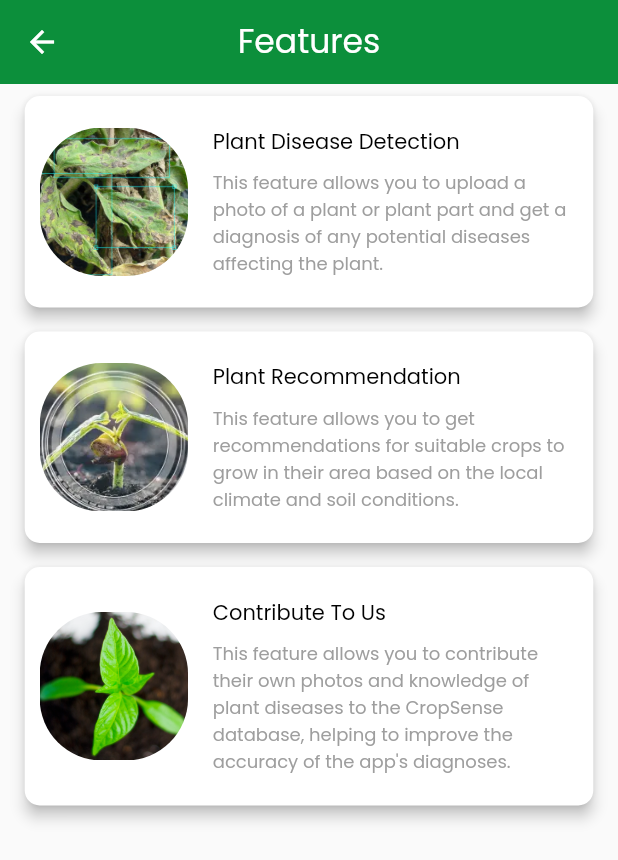
After one commit to manas-04/cropSense, a Flutter app: the FeaturePage screen opened by its route, on a phone screen of 412 x 824 dp. The commit adds this screen. Shown: the top 860 px of the screen. Run offline on Flutter 3.47's test engine with Material 2 defaults, Android fonts, the phone set to English and light mode, and no system bars; drawn by our look-alikes of auto_size_text; our stand-ins replace animated_text_kit, bloc, carousel_slider, csc_picker, dio, equatable and 5 more; missing offline and left inert: flutter_animated_button.

Commit message:
Feature page added

```diff
--- a/lib/application/home_page/home_page_bloc.dart
+++ b/lib/application/home_page/home_page_bloc.dart
@@ -7,6 +7,10 @@ part 'home_page_event.dart';
 
 class HomePageBloc extends Bloc<HomePageEvent, HomePageState> {
   HomePageBloc(HomePageState initstate) : super(initstate) {
+    on<LetsExploreClickedEvent>((event, emit) {
+      emit(EmptyHomePageState());
+      emit(LetsExploreClickedState());
+    });
     on<ContributeToUsButtonClickedEvent>((event, emit) {
       emit(EmptyHomePageState());
       emit(ContributeToUsButtonClickedState());
--- a/lib/application/home_page/home_page_event.dart
+++ b/lib/application/home_page/home_page_event.dart
@@ -3,6 +3,8 @@ part of 'home_page_bloc.dart';
 abstract class HomePageEvent extends Event {
   const HomePageEvent();
 }
+
+class LetsExploreClickedEvent extends HomePageEvent {}
 
 class ContributeToUsButtonClickedEvent extends HomePageEvent {}
 
--- a/lib/application/home_page/home_page_state.dart
+++ b/lib/application/home_page/home_page_state.dart
@@ -11,6 +11,8 @@ class HomePageInitState extends HomePageState {}
 
 class EmptyHomePageState extends HomePageState {}
 
+class LetsExploreClickedState extends HomePageState {}
+
 class ContributeToUsButtonClickedState extends HomePageState {}
 
 class CropRecommendationClickedState extends HomePageState {}
--- a/lib/main_page.dart
+++ b/lib/main_page.dart
@@ -46,7 +46,10 @@ class _MainPageState extends State<MainPage> {
             );
           }
           if (state is CropRecommendationClickedState) {
-            Navigator.pushNamed(context, Routes.cropRecommendation);
+            Navigator.of(context).pushNamed(Routes.cropRecommendation);
+          }
+          if (state is LetsExploreClickedState) {
+            Navigator.of(context).pushNamed(Routes.featuresPage);
           }
           if (state is PlantsIOTImageClickedState) {
             await launchUrl("http://www.plantiot-ipu.in/");
--- /dev/null
+++ b/lib/presentation/features/feature_card.dart
@@ -0,0 +1,99 @@
+import 'package:auto_size_text/auto_size_text.dart';
+import 'package:flutter/material.dart';
+
+import '../helpers/font_style_helper.dart';
+import '../helpers/size_helper.dart';
+
+class FeatureCard extends StatefulWidget {
+  const FeatureCard({
+    super.key,
+    required this.title,
+    required this.subTitle,
+    required this.image,
+    this.maxLines = 4,
+    required this.ontap,
+  });
+
+  final String title;
+  final String subTitle;
+  final String image;
+  final int maxLines;
+  final Function() ontap;
+
+  @override
+  State<FeatureCard> createState() => _FeatureCardState();
+}
+
+class _FeatureCardState extends State<FeatureCard> {
+  @override
+  Widget build(BuildContext context) {
+    return Card(
+      shape: RoundedRectangleBorder(borderRadius: BorderRadius.circular(10)),
+      elevation: 4,
+      margin: EdgeInsets.symmetric(
+        horizontal: displayWidth(context) * 0.04,
+        vertical: 8,
+      ),
+      child: Padding(
+        padding: const EdgeInsets.all(10.0),
+        child: InkWell(
+          onTap: widget.ontap,
+          child: Row(
+            mainAxisSize: MainAxisSize.max,
+            crossAxisAlignment: CrossAxisAlignment.center,
+            children: [
+              ClipRRect(
+                borderRadius: BorderRadius.circular(
+                  displayWidth(context) * 0.1,
+                ),
+                child: Image.asset(
+                  widget.image,
+                  width: displayWidth(context) * 0.24,
+                  height: displayWidth(context) * 0.24,
+                  fit: BoxFit.cover,
+                ),
+              ),
+              SizedBox(
+                width: displayWidth(context) * 0.04,
+              ),
+              Flexible(
+                child: Column(
+                  mainAxisSize: MainAxisSize.min,
+                  mainAxisAlignment: MainAxisAlignment.start,
+                  crossAxisAlignment: CrossAxisAlignment.start,
+                  children: [
+                    const SizedBox(
+                      height: 10,
+                    ),
+                    Flexible(
+                      child: AutoSizeText(
+                        widget.title,
+                        style: kHeading14,
+                        maxLines: 1,
+                        minFontSize: 1,
+                      ),
+                    ),
+                    const SizedBox(
+                      height: 8,
+                    ),
+                    Flexible(
+                      child: AutoSizeText(
+                        widget.subTitle,
+                        style: kHeading12.copyWith(color: Colors.grey),
+                        maxLines: widget.maxLines,
+                        minFontSize: 1,
+                      ),
+                    ),
+                    const SizedBox(
+                      height: 10,
+                    ),
+                  ],
+                ),
+              )
+            ],
+          ),
+        ),
+      ),
+    );
+  }
+}
--- /dev/null
+++ b/lib/presentation/features/features_page.dart
@@ -0,0 +1,58 @@
+import 'package:auto_size_text/auto_size_text.dart';
+import 'package:crop_sense/presentation/features/feature_card.dart';
+import 'package:crop_sense/presentation/helpers/size_helper.dart';
+import 'package:flutter/material.dart';
+
+import '../helpers/color_helper.dart';
+import '../helpers/font_style_helper.dart';
+
+class FeaturePage extends StatefulWidget {
+  const FeaturePage({super.key});
+
+  @override
+  State<FeaturePage> createState() => _FeaturePageState();
+}
+
+class _FeaturePageState extends State<FeaturePage> {
+  @override
+  Widget build(BuildContext context) {
+    return Scaffold(
+      appBar: AppBar(
+        elevation: 0,
+        title: AutoSizeText(
+          'Features',
+          style: kHeading22.copyWith(
+            color: backgroundColor,
+          ),
+        ),
+        centerTitle: true,
+      ),
+      body: ListView(
+        children: [
+          FeatureCard(
+            title: "Plant Disease Detection",
+            subTitle:
+                "This feature allows you to upload a photo of a plant or plant part and get a diagnosis of any potential diseases affecting the plant.",
+            image: "assets/images/diseasedPlant.png",
+            ontap: () {},
+          ),
+          FeatureCard(
+            title: "Plant Recommendation",
+            subTitle:
+                "This feature allows you to get recommendations for suitable crops to grow in their area based on the local climate and soil conditions.",
+            ontap: () {},
+            image: "assets/images/crop.png",
+          ),
+          FeatureCard(
+            title: "Contribute To Us",
+            subTitle:
+                "This feature allows you to contribute their own photos and knowledge of plant diseases to the CropSense database, helping to improve the accuracy of the app's diagnoses.",
+            ontap: () {},
+            image: "assets/images/plants.png",
+            maxLines: 5,
+          ),
+        ],
+      ),
+    );
+  }
+}
--- a/lib/presentation/home/home_page.dart
+++ b/lib/presentation/home/home_page.dart
@@ -172,9 +172,7 @@ class _HomePageState extends State<HomePage> {
             Future.delayed(
               const Duration(milliseconds: 600),
               () {
-                // context
-                //     .read<HomePageBloc>()
-                //     .add(CropRecommendationClickedEvent());
+                context.read<HomePageBloc>().add(LetsExploreClickedEvent());
               },
             );
           },
--- a/lib/presentation/side_drawer/side_drawer.dart
+++ b/lib/presentation/side_drawer/side_drawer.dart
@@ -1,8 +1,9 @@
+import 'package:flutter/material.dart';
+import 'package:flutter_bloc/flutter_bloc.dart';
+
 import 'package:crop_sense/presentation/helpers/color_helper.dart';
 import 'package:crop_sense/presentation/helpers/size_helper.dart';
 import 'package:crop_sense/presentation/side_drawer/custom_icon_list_tile.dart';
-import 'package:flutter/material.dart';
-import 'package:flutter_bloc/flutter_bloc.dart';
 
 import '../../application/side_drawer/side_drawer_bloc.dart';
 
--- a/lib/routes/routes.dart
+++ b/lib/routes/routes.dart
@@ -1,4 +1,5 @@
 class Routes {
   static const String app = "/";
   static const String cropRecommendation = "/croprecommendations";
+  static const String featuresPage = "/featurespage";
 }
--- a/lib/routes/routes.generator.dart
+++ b/lib/routes/routes.generator.dart
@@ -1,3 +1,4 @@
+import 'package:crop_sense/presentation/features/features_page.dart';
 import 'package:crop_sense/routes/routes.dart';
 import 'package:get/route_manager.dart';
 
@@ -15,5 +16,10 @@ class RouteGenerator {
       page: () => const CropRecommendationsPage(),
       transition: Transition.cupertino,
     ),
+    GetPage(
+      name: Routes.featuresPage,
+      page: () => const FeaturePage(),
+      transition: Transition.cupertino,
+    ),
   ];
 }
```
Also changed, not shown: assets/images/crop.png (added), assets/images/crop.webp (added), assets/images/diseasedPlant.png (added), assets/images/plants.png (added).
